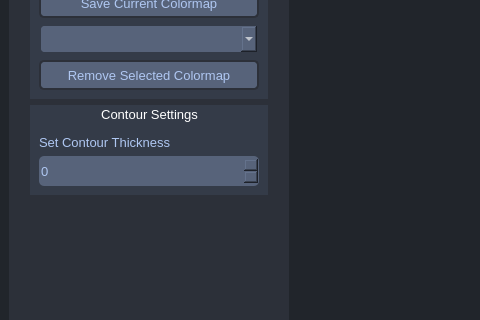
Before: the Qt Designer form assets/ui/gui.ui in sherinsugathan/GeoVis, drawn with Qt 5; both pictures show x 0 to 480 and y 231 to 551 of the 1035 by 772 pixel window.
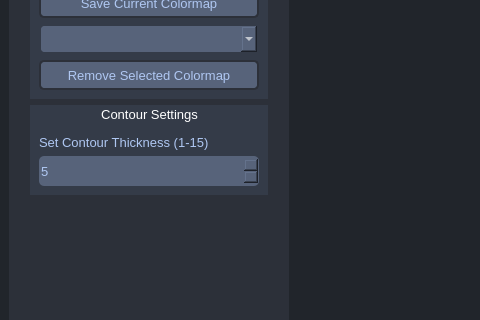
After: the same form once the commit is applied. The open tabs and pages were chosen to show the change. Icons and pictures are not drawn.

Commit message:
Contour thickness update
Contour thickness update

```diff
--- a/assets/ui/gui.ui
+++ b/assets/ui/gui.ui
@@ -1791,7 +1791,7 @@
                  <string notr="true">color:rgb(175, 199, 242);</string>
                 </property>
                 <property name="text">
-                 <string>Set Contour Thickness</string>
+                 <string>Set Contour Thickness (1-15)</string>
                 </property>
                </widget>
               </item>
@@ -1816,6 +1816,15 @@
 background-color: rgb(87, 99, 122);
 color:rgb(175, 199, 242);</string>
                 </property>
+                <property name="minimum">
+                 <number>1</number>
+                </property>
+                <property name="maximum">
+                 <number>15</number>
+                </property>
+                <property name="value">
+                 <number>5</number>
+                </property>
                </widget>
               </item>
              </layout>
```
Left out of the diff: 4 changed lines with no effect on the pictures. The commit also changes 2 other files.
